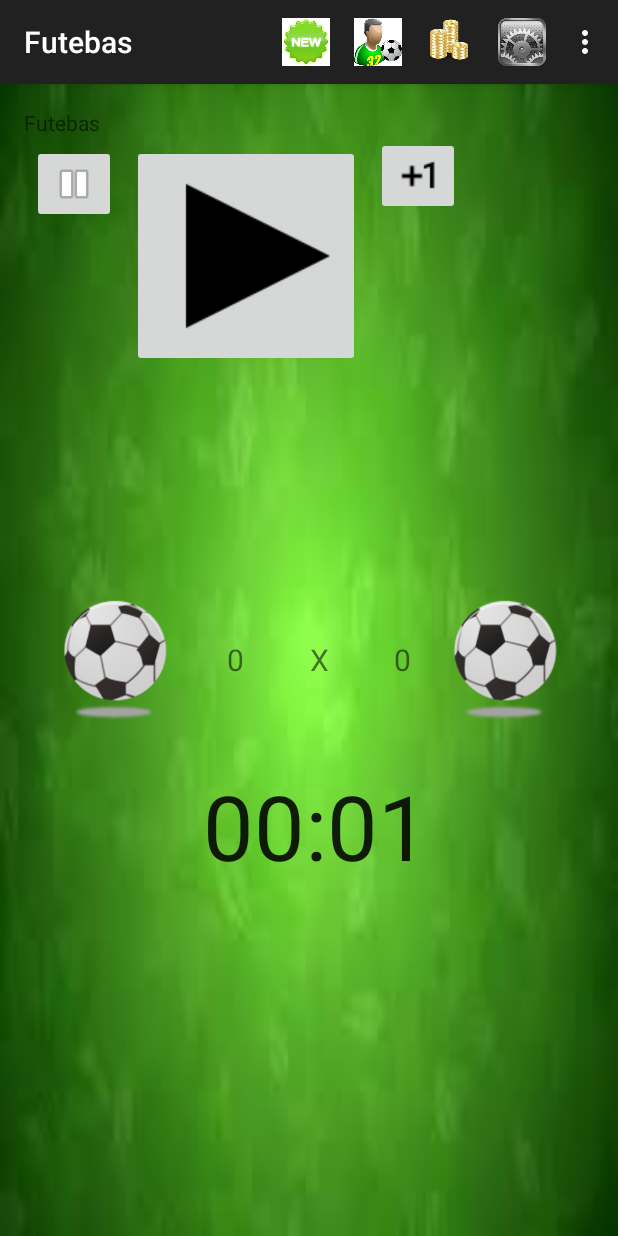
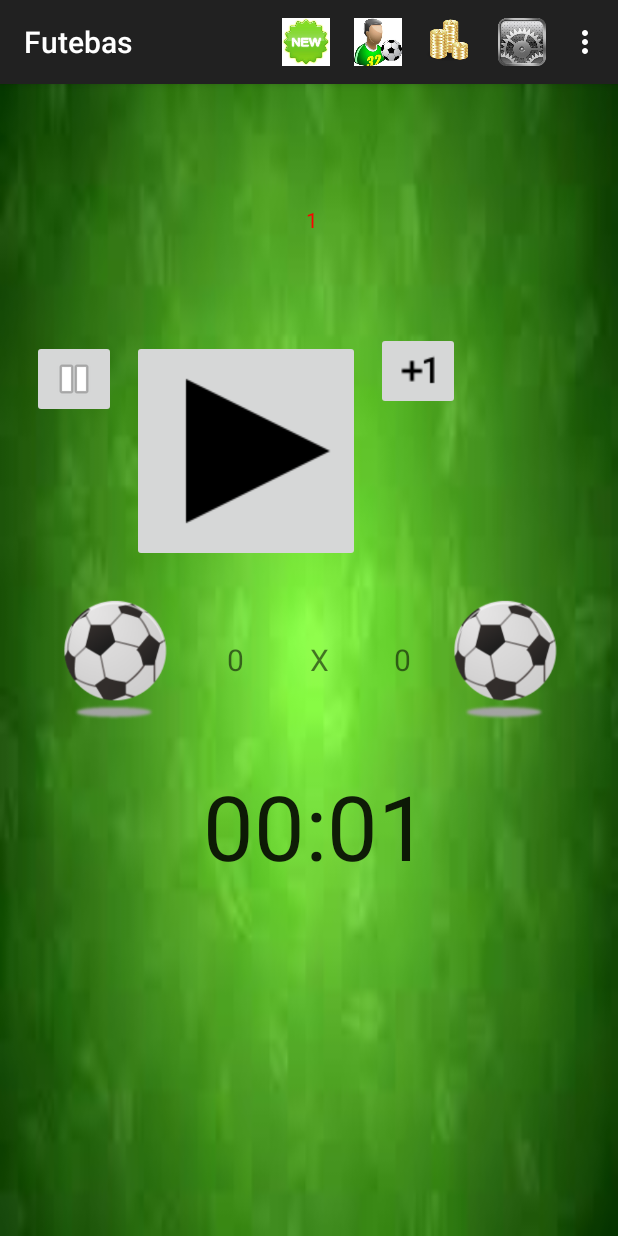
Before and after one commit to IESBSinvas/Fruitebas2, an Android app: the screen it shows after launch (MainFutebasActivity), after a tap on an icon or button, on a phone screen of 412 x 824 dp. Run offline under Robolectric (Android 15) with nearby library versions, the light colour scheme and no system bars; 2 other taps on this screen came first.

Commit message:
Simplificada forma de adicionar tempo e criada mensagem Toast de confirmacao

```diff
--- a/app/src/main/java/aplicativo/milreuelima/iesb/com/br/futebas/Atividades/MainFutebasActivity.java
+++ b/app/src/main/java/aplicativo/milreuelima/iesb/com/br/futebas/Atividades/MainFutebasActivity.java
@@ -23,8 +23,8 @@ public class MainFutebasActivity extends AppCompatActivity {
     long tempoPausado = 0;
     int placarVisitanteContador = 0;
     int placarCasaContadoer = 0;
+    long horafinal = 10;
     int acrescimos = 0;
-    long horafinal = 10;
 
     //SBL
     MainRules mainFutebas;
@@ -64,12 +64,24 @@ public class MainFutebasActivity extends AppCompatActivity {
            public void onChronometerTick(Chronometer chronometer) {
 
 
-               long horaAtual = ((SystemClock.elapsedRealtime()- cronometro.getBase())/1000)/60;
+               final long horaAtual = ((SystemClock.elapsedRealtime() - cronometro.getBase()) / 1000) / 60;
 
- //              String mensagem = "Hora atual " + horaAtual + "Hora Final " + horafinal;
- //              Toast.makeText(MainFutebasActivity.this, mensagem, Toast.LENGTH
- //
- // if ((horafinal <= horaAtual)) {
+
+               btnAcrescimo.setOnClickListener(new View.OnClickListener() {
+                   @Override
+
+                   //Acrescimos
+                   public void onClick(View v) {
+                       horafinal++;
+
+                       // Implemntacao para Mensagem de Acrescimo
+                       acrescimos++;
+                       textAcrescimo.setText(" " + acrescimos);
+                       String mensagem = "Adicionado  ";
+                       Toast.makeText(MainFutebasActivity.this, mensagem + acrescimos + " minutos ", Toast.LENGTH_SHORT).show();
+                   }
+               });
+
 
                try {
                    EstadoPartida estadoAtualPartida = mainFutebas.getEstadoPartidaCorrente();
@@ -82,21 +94,10 @@ public class MainFutebasActivity extends AppCompatActivity {
                        startActivity(intent);
                    }
                } catch (GenericBusinessException e) {
-                    trataGenericBusinessException(e);
+                   trataGenericBusinessException(e);
                }
            }
        });
-
-        btnAcrescimo.setOnClickListener(new View.OnClickListener() {
-            @Override
-            public void onClick(View v) {
-                long horaAtual = ((SystemClock.elapsedRealtime()- cronometro.getBase())/1000)/60;
-                horafinal += horafinal + horaAtual;
-                int acrescimo = (int) (horafinal - horaAtual);
-                textAcrescimo.setText(" " + acrescimo);
-            }
-        });
-
 
 
         btnStart.setOnClickListener(new View.OnClickListener() {
@@ -105,8 +106,7 @@ public class MainFutebasActivity extends AppCompatActivity {
                 try {
                     mainFutebas.iniciaPartida(); //SBL
 
-                    if (click)
-                    {
+                    if (click) {
                         cronometro.setBase(SystemClock.elapsedRealtime() - tempoPausado);
                         // Som de apito
                         MediaPlayer player = MediaPlayer.create(MainFutebasActivity.this, R.raw.apitodefutebol);
--- a/app/src/main/res/layout/activity_main.xml
+++ b/app/src/main/res/layout/activity_main.xml
@@ -15,8 +15,16 @@
         android:orientation="vertical"
         android:layout_weight="1">
 
-        <TextView android:text="@string/Futebas" android:layout_width="wrap_content"
-            android:layout_height="wrap_content" />
+        <TextView
+
+            android:text="0"
+            android:id="@+id/text_acrescimo"
+            android:layout_width="match_parent"
+            android:layout_height="wrap_content"
+            android:layout_weight="1"
+            android:textColor="#FF0000"
+            android:gravity="center"
+            />
         <LinearLayout
             android:layout_width="wrap_content"
             android:layout_height="wrap_content"
@@ -124,14 +132,7 @@
         android:orientation="vertical"
 
         >
-        <TextView
 
-            android:id="@+id/text_acrescimo"
-            android:layout_width="wrap_content"
-            android:layout_height="wrap_content"
-            android:layout_weight="1"
-            android:textColor="#FF0000"
-            />
         <Chronometer
 
 
```
